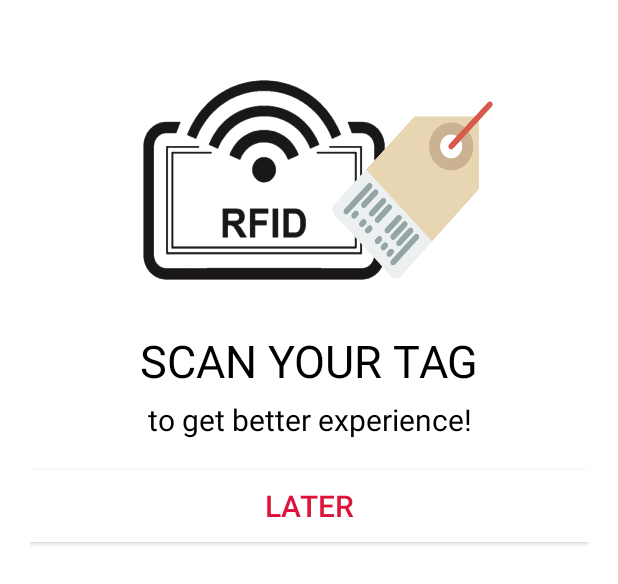
After one commit to chizhang529/smart-fit, an Android app: the layout dialog_rfid.xml on its own in the app's theme, with its tools: preview values and no code run, on a phone screen of 412 x 824 dp. The commit adds this screen. Shown: the top 584 px of the screen. Run offline under Robolectric (Android 15) with nearby library versions, the phone set to English and light mode, and no system bars.

Commit message:
Merged first time

```diff
--- a/SmartFitting/app/src/main/java/edu/stanford/me202/smartfitting/ProductActivity.java
+++ b/SmartFitting/app/src/main/java/edu/stanford/me202/smartfitting/ProductActivity.java
@@ -54,6 +54,8 @@ public class ProductActivity extends AppCompatActivity implements ItemClickListe
     private Catalog catalog;
     private String imageURL;
 
+    private String productNum;
+
     @BindView(R.id.horizontal_recycler_view)
     RecyclerView recyclerView;
     @BindView(R.id.product_image)
@@ -93,6 +95,9 @@ public class ProductActivity extends AppCompatActivity implements ItemClickListe
         setContentView(R.layout.activity_product);
 
         ButterKnife.bind(this);
+
+        productNum = getIntent().getStringExtra(WelcomeActivity.PRODUCTNUM);
+        Toast.makeText(ProductActivity.this, "The product is" + productNum, Toast.LENGTH_SHORT).show();
 
         imageURLArray = new ArrayList<>();
         imageKeyArray = new ArrayList<>();
--- a/SmartFitting/app/src/main/res/layout/activity_welcome.xml
+++ b/SmartFitting/app/src/main/res/layout/activity_welcome.xml
@@ -8,7 +8,8 @@
     android:padding="20dp"
     android:background="@android:color/white"
     android:orientation="vertical"
-
+    android:clipChildren="false"
+    android:clipToPadding="false"
     tools:context="edu.stanford.me202.smartfitting.WelcomeActivity">
 
     <TextView
--- /dev/null
+++ b/SmartFitting/app/src/main/res/layout/dialog_rfid.xml
@@ -0,0 +1,48 @@
+<?xml version="1.0" encoding="utf-8"?>
+<LinearLayout xmlns:android="http://schemas.android.com/apk/res/android"
+    android:orientation="vertical"
+    android:id="@+id/dialog_rfid_root"
+    android:layout_width="match_parent"
+    android:layout_height="match_parent"
+    android:background="@android:color/white"
+    android:padding="20dp">
+
+    <ImageView
+        android:layout_width="match_parent"
+        android:layout_height="200dp"
+        android:layout_gravity="center"
+        android:scaleX="0.8"
+        android:scaleY="0.8"
+        android:src="@drawable/rfid"/>
+
+    <TextView
+        android:id="@+id/scandialog_hint1"
+        android:layout_width="match_parent"
+        android:layout_height="wrap_content"
+        android:gravity="center"
+        android:textColor="@android:color/black"
+        android:textSize="30sp"
+        android:text="@string/scanhint1"/>
+
+    <TextView
+        android:id="@+id/scandialog_hint2"
+        android:layout_width="match_parent"
+        android:layout_height="wrap_content"
+        android:gravity="center"
+        android:layout_marginTop="5dp"
+        android:textColor="@android:color/black"
+        android:textSize="20sp"
+        android:text="@string/scanhint2"/>
+
+    <Button
+        android:id="@+id/laterBtn"
+        android:layout_width="match_parent"
+        android:layout_height="wrap_content"
+        android:gravity="center"
+        android:layout_marginTop="20dp"
+        android:background="@android:color/white"
+        android:text="LATER"
+        android:textSize="20sp"
+        android:textColor="@color/crimson"/>
+
+</LinearLayout>
--- a/SmartFitting/app/src/main/res/values/strings.xml
+++ b/SmartFitting/app/src/main/res/values/strings.xml
@@ -7,7 +7,11 @@
     <string name="scan">GET STARTED</string>
 
     <string name="request">REQUEST</string>
-    <string name="recommendations">OUR RECOMMENDATIONS</string>
+    <string name="recommendations">You may also like&#8230;</string>
 
     <string name="details">SEE DETAILS</string>
+
+    <string name="scanhint1">SCAN YOUR TAG</string>
+    <string name="scanhint2">to get better experience!</string>
+    <string name="productNo">productnumber</string>
 </resources>
```
Also changed, not shown: SmartFitting/app/src/main/java/edu/stanford/me202/smartfitting/WelcomeActivity.java (+101 -67 lines).
